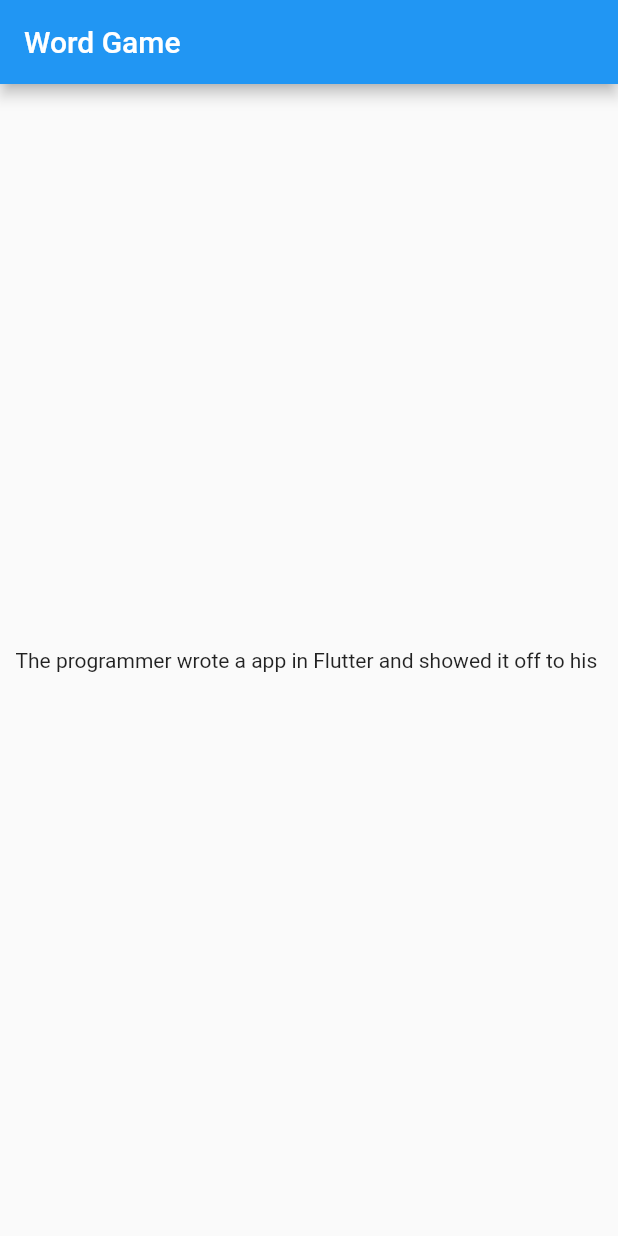
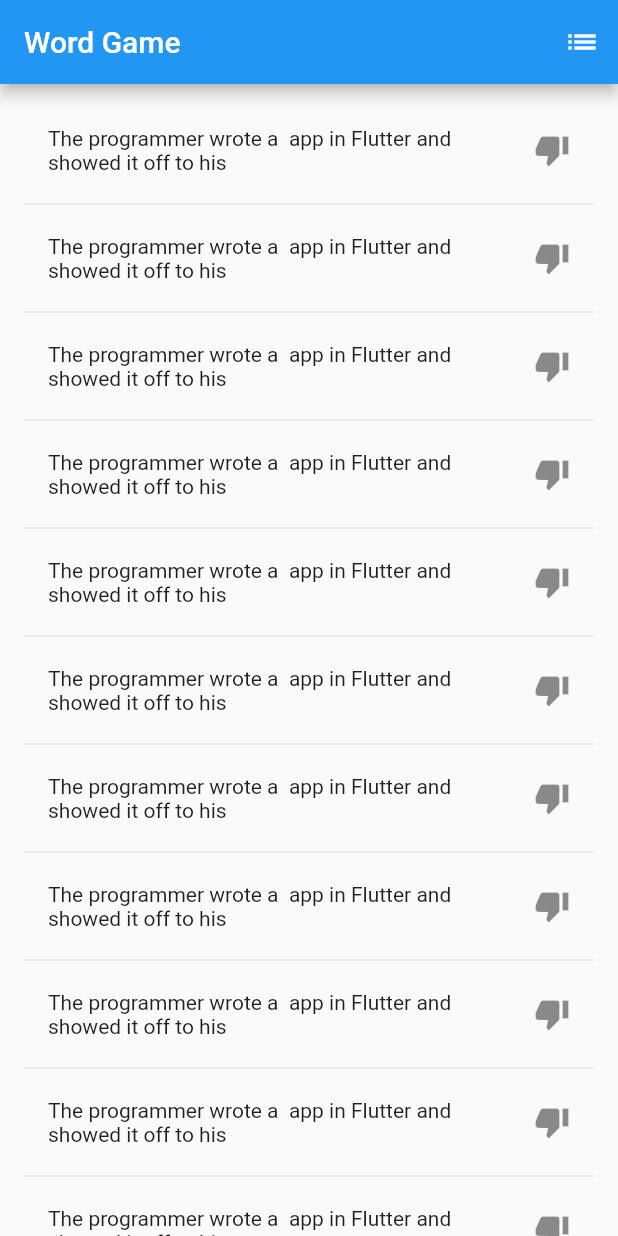
Before and after one commit to OdongoWaga/Word-Game, a Flutter app: the screen it shows after launch, on a phone screen of 412 x 824 dp. Run offline on Flutter 3.47's test engine with Material 2 defaults, Android fonts, the phone set to English and light mode, and no system bars; missing offline and left inert: random_words.

Commit message:
word game complete

```diff
--- a/lib/main.dart
+++ b/lib/main.dart
@@ -8,28 +8,118 @@ class MyApp extends StatelessWidget {
   Widget build(BuildContext context) {
     return MaterialApp(
       title: 'Word Game',
-      home: Scaffold(
-          appBar: AppBar(
-            title: Text("Word Game"),
-          ),
-          body: Center(child: RandomSentences())),
+      home: RandomSentences(),
     );
   }
 }
 
 class RandomSentences extends StatefulWidget {
   @override
-  _RandomSentencesState createState() => _RandomSentencesState();
+  createState() => _RandomSentencesState();
 }
 
 class _RandomSentencesState extends State<RandomSentences> {
-  final noun = WordNoun.random();
-  final adjective = WordAdjective.random();
+  final _sentences = <String>[];
+  final _funnies = Set<String>();
+  final _biggerFont = const TextStyle(fontSize: 14.0);
 
   @override
   Widget build(BuildContext context) {
-    return Text('The programmer wrote a ${adjective.asCapitalized}'
-        'app in Flutter and showed it '
-        'off to his ${noun.asCapitalized}');
+    return Scaffold(
+      appBar: AppBar(
+        title: Text('Word Game'),
+        actions: <Widget>[
+          IconButton(
+            icon: Icon(Icons.list),
+            onPressed: _pushFunnies,
+          )
+        ],
+      ),
+      body: _buildSentences(),
+    );
+  }
+
+  void _pushFunnies() {
+    Navigator.of(context).push(
+      MaterialPageRoute(
+        builder: (context) {
+          final tiles = _funnies.map(
+            (sentence) {
+              return ListTile(
+                title: Text(
+                  sentence,
+                  style: _biggerFont,
+                ),
+              );
+            },
+          );
+          final divided = ListTile.divideTiles(
+            context: context,
+            tiles: tiles,
+          ).toList();
+
+          return Scaffold(
+            appBar: AppBar(
+              title: Text('Saved Funny Sentences'),
+            ),
+            body: ListView(children: divided),
+          );
+        },
+      ),
+    );
+  }
+
+  String _getSentence() {
+    final noun = WordNoun.random();
+    final adjective = WordAdjective.random();
+    return "The programmer wrote a ${adjective.asCapitalized}"
+        " app in Flutter and showed it "
+        "off to his ${noun.asCapitalized}";
+  }
+
+  Widget _buildRow(String sentence) {
+    final alreadyFoundFunny = _funnies.contains(sentence);
+    return ListTile(
+      title: Text(
+        sentence,
+        style: _biggerFont,
+      ),
+      trailing: Icon(
+        alreadyFoundFunny ? Icons.thumb_up : Icons.thumb_down,
+        color: alreadyFoundFunny ? Colors.green : null,
+      ),
+      onTap: () {
+        setState(() {
+          if (alreadyFoundFunny) {
+            _funnies.remove(sentence);
+          } else {
+            _funnies.add(sentence);
+          }
+        });
+      },
+    );
+  }
+
+  Widget _buildSentences() {
+    return ListView.builder(
+      padding: const EdgeInsets.all(16.0),
+      // An ItemBuilder callback is used to add sentences and dividers
+      // based on when the user scrolls down the view.
+      itemBuilder: (context, i) {
+        // Adds a pixel divider before each row
+        if (i.isOdd) return Divider();
+        // Divides i by 2 then returns the value into index
+        // This counts how many sentences are in the ListView
+        final index = i ~/ 2;
+        // Checks to see if we've hit the end of the sentence list
+        if (index >= _sentences.length) {
+          // If we have then we generate another 10
+          for (int x = 0; x < 10; x++) {
+            _sentences.add(_getSentence());
+          }
+        }
+        return _buildRow(_sentences[index]);
+      },
+    );
   }
 }
```
